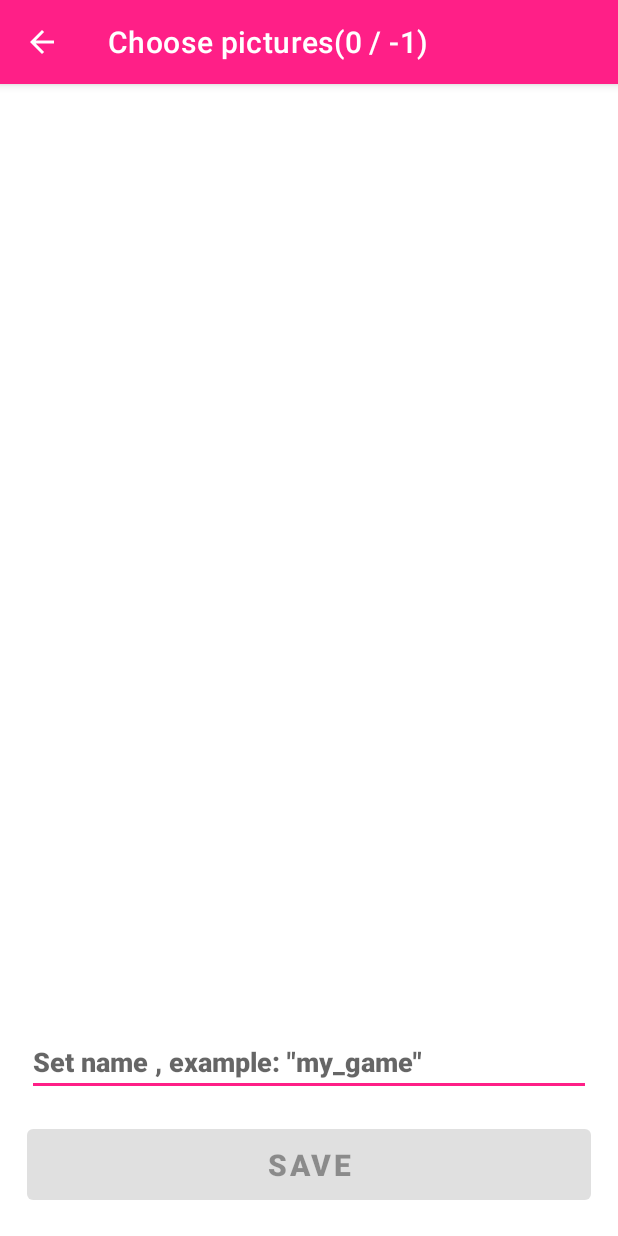
After one commit to Harshita-Kanal/Memory-Game, an Android app: the CreateActivity screen opened directly, with no data from a screen before it, on a phone screen of 412 x 824 dp. The commit adds this screen. Run offline under Robolectric (Android 15) with nearby library versions, the phone set to English and light mode, and no system bars; 4 statements that could not run were skipped.

Commit message:
Add custom game logic

```diff
--- a/app/src/main/AndroidManifest.xml
+++ b/app/src/main/AndroidManifest.xml
@@ -9,6 +9,7 @@
         android:roundIcon="@mipmap/ic_launcher_round"
         android:supportsRtl="true"
         android:theme="@style/Theme.MyMemory">
+        <activity android:name=".CreateActivity"></activity>
         <activity android:name=".MainActivity">
             <intent-filter>
                 <action android:name="android.intent.action.MAIN" />
--- /dev/null
+++ b/app/src/main/java/com/example/mymemory/CreateActivity.kt
@@ -0,0 +1,47 @@
+package com.example.mymemory
+
+import android.net.Uri
+import androidx.appcompat.app.AppCompatActivity
+import android.os.Bundle
+import android.view.MenuItem
+import android.widget.Button
+import android.widget.EditText
+import androidx.recyclerview.widget.GridLayoutManager
+import androidx.recyclerview.widget.RecyclerView
+import com.example.mymemory.models.BoardSize
+import com.example.mymemory.utils.EXTRA_BOARD_SIZE
+
+class CreateActivity : AppCompatActivity() {
+    private lateinit var rvImagePicker: RecyclerView
+    private lateinit var etGameName: EditText
+    private lateinit var btnSave: Button
+    private lateinit var boardSize: BoardSize
+    private var numImagesRequired = -1
+    private val chosenImageUris = mutableListOf<Uri>() //defines where the resource lives
+    override fun onCreate(savedInstanceState: Bundle?) {
+        super.onCreate(savedInstanceState)
+        setContentView(R.layout.activity_create)
+        rvImagePicker = findViewById(R.id.rvImagePicker)
+        etGameName = findViewById(R.id.etGameName)
+        btnSave = findViewById(R.id.btnSave)
+        //show back button
+        supportActionBar?.setDisplayHomeAsUpEnabled(true)
+        boardSize = intent.getSerializableExtra(EXTRA_BOARD_SIZE) as BoardSize
+        numImagesRequired = boardSize.getNumPairs()
+        supportActionBar?.title = "Choose pictures(0 / $numImagesRequired)"
+        //adapter and layout manager
+        //context and list of images
+        rvImagePicker.adapter = ImagePickerAdapter(this, chosenImageUris, boardSize  )
+        rvImagePicker.setHasFixedSize(true)
+        rvImagePicker.layoutManager = GridLayoutManager(this, boardSize.getWidth())
+    }
+
+    override fun onOptionsItemSelected(item: MenuItem): Boolean {
+        if(item.itemId == android.R.id.home){
+            finish()
+            return true
+        }
+        return super.onOptionsItemSelected(item)
+    }
+
+}
--- a/app/src/main/java/com/example/mymemory/utils/Constants.kt
+++ b/app/src/main/java/com/example/mymemory/utils/Constants.kt
@@ -1,6 +1,7 @@
 package com.example.mymemory.utils
 
 import com.example.mymemory.R
+const val EXTRA_BOARD_SIZE = "EXTRA_BOARD_SIZE"
 
 val DEFAULT_ICONS = listOf(
     R.drawable.ic_baseline_face_24,
--- /dev/null
+++ b/app/src/main/res/layout/activity_create.xml
@@ -0,0 +1,53 @@
+<?xml version="1.0" encoding="utf-8"?>
+<androidx.constraintlayout.widget.ConstraintLayout xmlns:android="http://schemas.android.com/apk/res/android"
+    xmlns:app="http://schemas.android.com/apk/res-auto"
+    xmlns:tools="http://schemas.android.com/tools"
+    android:layout_width="match_parent"
+    android:layout_height="match_parent"
+    tools:context=".CreateActivity">
+
+    <Button
+        android:id="@+id/btnSave"
+        android:layout_width="0dp"
+        android:layout_height="wrap_content"
+        android:layout_marginStart="18dp"
+        android:layout_marginEnd="18dp"
+        android:layout_marginBottom="18dp"
+        android:enabled="false"
+        android:fontFamily="sans-serif-black"
+        android:padding="10dp"
+        android:text="Save"
+        android:textSize="20dp"
+        app:layout_constraintBottom_toBottomOf="parent"
+        app:layout_constraintEnd_toEndOf="parent"
+        app:layout_constraintStart_toStartOf="parent" />
+
+    <EditText
+        android:id="@+id/etGameName"
+        android:layout_width="0dp"
+        android:layout_height="wrap_content"
+        android:layout_marginStart="18dp"
+        android:layout_marginEnd="18dp"
+        android:layout_marginBottom="16dp"
+        android:digits="0123456789abcdefghijklmnopqrstuvwxyz-_"
+        android:ems="10"
+        android:fontFamily="sans-serif-black"
+        android:importantForAutofill="no"
+        android:maxLines="1"
+        android:hint='Set name , example: "my_game"'
+        android:imeOptions="actionDone"
+        android:inputType="textPersonName"
+        app:layout_constraintBottom_toTopOf="@+id/btnSave"
+        app:layout_constraintEnd_toEndOf="parent"
+        app:layout_constraintStart_toStartOf="parent" />
+
+    <androidx.recyclerview.widget.RecyclerView
+        android:id="@+id/rvImagePicker"
+        android:layout_width="0dp"
+        android:layout_height="0dp"
+        app:layout_constraintBottom_toTopOf="@+id/etGameName"
+        app:layout_constraintEnd_toEndOf="parent"
+        app:layout_constraintStart_toStartOf="parent"
+        app:layout_constraintTop_toTopOf="parent"
+        app:layout_constraintVertical_bias="0.766" />
+</androidx.constraintlayout.widget.ConstraintLayout>
--- a/app/src/main/res/layout/dialog_board_size.xml
+++ b/app/src/main/res/layout/dialog_board_size.xml
@@ -22,6 +22,7 @@
             android:id="@+id/rbEasy"
             android:layout_width="wrap_content"
             android:layout_height="wrap_content"
+            android:checked="true"
             android:text="Easy: 4 x 2" />
 
         <RadioButton
--- a/app/src/main/res/menu/menu_main.xml
+++ b/app/src/main/res/menu/menu_main.xml
@@ -7,6 +7,10 @@
         android:title="Choose new size"
         app:showAsAction="never" />
     <item
+        android:id="@+id/mi_custom"
+        android:title="Create custom game"
+        app:showAsAction="never" />
+    <item
         android:icon="@drawable/ic_baseline_refresh_24"
         android:id="@+id/miRefresh"
         android:title="Refresh"
```
Also changed, not shown: app/src/main/java/com/example/mymemory/ImagePickerAdapter.kt (added, +61 -0 lines), app/src/main/java/com/example/mymemory/MainActivity.kt (+25 -0 lines), app/src/main/res/layout/card_image.xml (added, +18 -0 lines).
